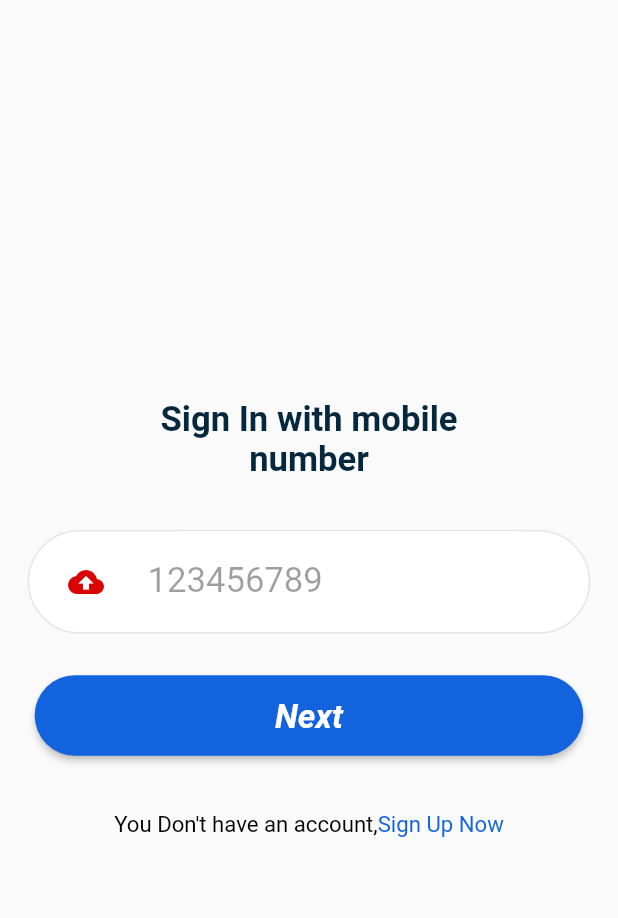
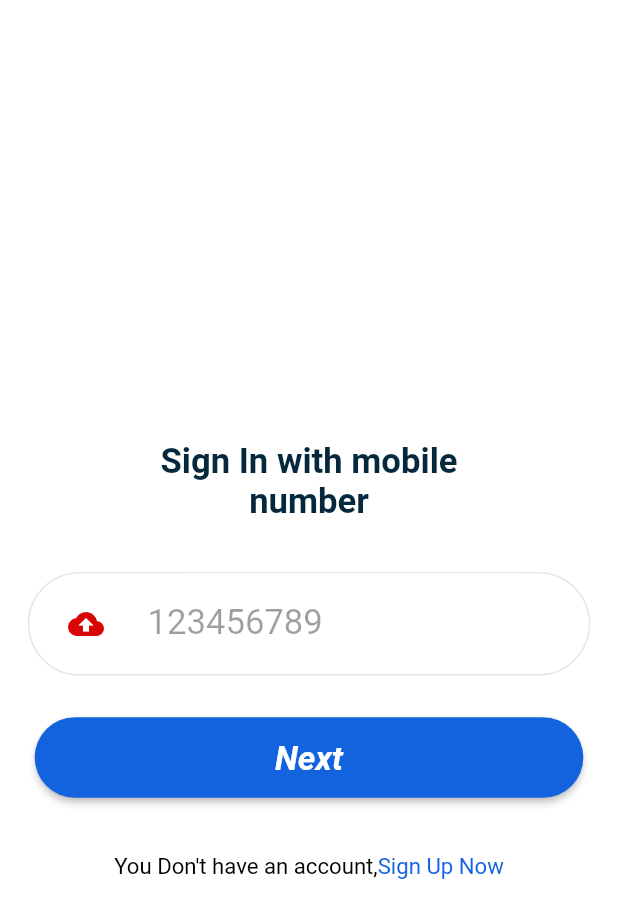
Before and after one commit to fahmyabada/getn-driver, a Flutter app: the screen it shows after launch, on a phone screen of 412 x 824 dp. Shown: the top 918 px of the screen. Run offline on Flutter 3.47's test engine with Material 2 defaults, Android fonts, the phone set to English and light mode, and no system bars; our stand-ins replace bloc, cached_network_image, dartz, dio, dropdown_button2, extended_image and 8 more; network calls fail.

Commit message:
21-9-2022   from work

```diff
--- a/lib/data/utils/widgets.dart
+++ b/lib/data/utils/widgets.dart
@@ -45,13 +45,15 @@ Widget defaultFormField(
       keyboardType: type,
       obscureText: isPassword,
       maxLines: isPassword ? 1 : null,
-      textAlign: !border ? TextAlign.center : TextAlign.start,
+      textAlign: TextAlign.start,
       style: TextStyle(fontSize: textSize.sp),
       // to move next editText
       onEditingComplete: onEditingComplete,
       cursorColor: Colors.black,
       decoration: InputDecoration(
-        contentPadding: !border ? EdgeInsets.symmetric(vertical: 15.r) : null,
+        contentPadding: border
+            ? null
+            : EdgeInsets.symmetric(horizontal: 25.r,vertical: 20.r),
         labelText: label,
         labelStyle: TextStyle(
           fontSize: textSize.sp,
@@ -77,7 +79,7 @@ Widget defaultFormField(
                 borderSide: BorderSide(color: borderColor!),
               )
             : OutlineInputBorder(
-                borderRadius: BorderRadius.circular(15.r),
+                borderRadius: BorderRadius.circular(50.r),
                 borderSide: const BorderSide(color: greyColor),
               ),
         focusedBorder: border
@@ -86,7 +88,7 @@ Widget defaultFormField(
                 borderSide: BorderSide(color: borderColor!),
               )
             : OutlineInputBorder(
-                borderRadius: BorderRadius.circular(15.r),
+                borderRadius: BorderRadius.circular(50.r),
                 borderSide: const BorderSide(color: greyColor),
               ),
         border: border
@@ -95,17 +97,27 @@ Widget defaultFormField(
                 borderSide: BorderSide(color: borderColor!),
               )
             : OutlineInputBorder(
-                borderRadius: BorderRadius.circular(15.r),
+                borderRadius: BorderRadius.circular(50.r),
                 borderSide: const BorderSide(color: greyColor),
               ),
-        focusedErrorBorder: OutlineInputBorder(
-          borderRadius: BorderRadius.circular(50.r),
-          borderSide: BorderSide(color: borderColor!),
-        ),
-        errorBorder: OutlineInputBorder(
-          borderRadius: BorderRadius.circular(50.r),
-          borderSide: BorderSide(color: borderColor),
-        ),
+        focusedErrorBorder: border
+            ? OutlineInputBorder(
+                borderRadius: BorderRadius.circular(50.r),
+                borderSide: BorderSide(color: borderColor!),
+              )
+            : OutlineInputBorder(
+                borderRadius: BorderRadius.circular(50.r),
+                borderSide: const BorderSide(color: redColor),
+              ),
+        errorBorder: border
+            ? OutlineInputBorder(
+                borderRadius: BorderRadius.circular(50.r),
+                borderSide: BorderSide(color: borderColor!),
+              )
+            : OutlineInputBorder(
+                borderRadius: BorderRadius.circular(50.r),
+                borderSide: const BorderSide(color: redColor),
+              ),
         suffixIcon: suffix
             ? IconButton(
                 onPressed: () {
--- a/lib/main.dart
+++ b/lib/main.dart
@@ -3,6 +3,7 @@ import 'dart:io';
 import 'package:flutter/material.dart';
 import 'package:flutter_screenutil/flutter_screenutil.dart';
 import 'package:getn_driver/data/api/Dio_Helper.dart';
+import 'package:getn_driver/data/utils/colors.dart';
 import 'package:getn_driver/presentation/di/injection_container.dart';
 import 'package:getn_driver/presentation/splash/SplashScreen.dart';
 
@@ -35,6 +36,11 @@ class MyApp extends StatelessWidget {
         title: 'GetNDriver',
         theme: ThemeData(
           primarySwatch: Colors.blue,
+          scaffoldBackgroundColor: white,
+          appBarTheme: const AppBarTheme(
+            color: white,
+            elevation: 0.0,
+          ),
         ),
         home:  const SplashScreen(),
       ),
--- a/lib/presentation/auth/signCubit/sign_cubit.dart
+++ b/lib/presentation/auth/cubit/cubit.dart
@@ -8,7 +8,7 @@ import 'package:getn_driver/domain/usecase/signIn/SendOtpUseCase.dart';
 import 'package:getn_driver/presentation/di/injection_container.dart';
 import 'package:meta/meta.dart';
 
-part 'sign_state.dart';
+part 'state.dart';
 
 class SignCubit extends Cubit<SignState> {
   SignCubit() : super(SignInitial());
--- a/lib/presentation/auth/signCubit/sign_state.dart
+++ b/lib/presentation/auth/cubit/state.dart
@@ -1,4 +1,4 @@
-part of 'sign_cubit.dart';
+part of 'cubit.dart';
 
 @immutable
 abstract class SignState {}
--- a/lib/presentation/auth/signIn/SignInScreen.dart
+++ b/lib/presentation/auth/signIn/SignInScreen.dart
@@ -8,10 +8,9 @@ import 'package:getn_driver/data/utils/colors.dart';
 import 'package:getn_driver/data/utils/image_tools.dart';
 import 'package:getn_driver/data/utils/strings.dart';
 import 'package:getn_driver/data/utils/widgets.dart';
+import 'package:getn_driver/presentation/auth/cubit/cubit.dart';
 import 'package:getn_driver/presentation/auth/otp/OtpScreen.dart';
-import 'package:getn_driver/presentation/auth/signCubit/sign_cubit.dart';
-import 'package:getn_driver/presentation/auth/signUp/SignUpScreen.dart';
-import 'package:google_fonts/google_fonts.dart';
+import 'package:getn_driver/presentation/auth/signUpDetails/SignUpDetails.dart';
 
 class SignInScreen extends StatefulWidget {
   const SignInScreen({Key? key}) : super(key: key);
@@ -32,11 +31,11 @@ class _SignInScreenState extends State<SignInScreen> {
         child: BlocConsumer<SignCubit, SignState>(listener: (context, state) {
           if (state is CountriesLoading) {
             if (kDebugMode) {
-              print('*******CountriesLoading');
+              print('SignInScreen*******CountriesLoading');
             }
           } else if (state is CountriesErrorState) {
             if (kDebugMode) {
-              print('*******CountriesErrorState ${state.message}');
+              print('SignInScreen*******CountriesErrorState ${state.message}');
             }
             showToastt(
                 text: state.message,
@@ -45,22 +44,14 @@ class _SignInScreenState extends State<SignInScreen> {
           } else if (state is CountriesSuccessState) {
             if (kDebugMode) {
               print(
-                  '*******CountriesSuccessState${SignCubit.get(context).countries[0].icon!.src} ');
+                  'SignInScreen*******CountriesSuccessState${SignCubit.get(context).countries[0].icon!.src} ');
             }
             dropDownValueCountry = SignCubit.get(context).countries[0];
           } else if (state is SendOtpSuccessState) {
             if (kDebugMode) {
-              print('*******SendOtpSuccessState');
+              print('SignInScreen*******SendOtpSuccessState');
             }
-            if (state.data.otpSend!) {
-              navigateTo(
-                  context,
-                  OtpScreen(
-                    phone: splitPhone2,
-                    countryId: dropDownValueCountry!.id!,
-                  ));
-            }
-           else if (state.data.isAlreadyUser! && state.data.otpSend!) {
+            if (state.data.isAlreadyUser! && state.data.otpSend!) {
               navigateTo(
                   context,
                   OtpScreen(
@@ -84,8 +75,8 @@ class _SignInScreenState extends State<SignInScreen> {
                 context: context);
           }
         }, builder: (context, state) {
-          return SafeArea(
-            child: Scaffold(
+          return Scaffold(
+            appBar: AppBar(),
             body: Column(
               mainAxisAlignment: MainAxisAlignment.center,
               crossAxisAlignment: CrossAxisAlignment.center,
@@ -95,7 +86,7 @@ class _SignInScreenState extends State<SignInScreen> {
                   child: Text(
                     Strings.signIn,
                     textAlign: TextAlign.center,
-                      style: GoogleFonts.roboto(
+                    style: TextStyle(
                         fontSize: 25.sp,
                         fontWeight: FontWeight.bold,
                         color: primaryColor),
@@ -300,14 +291,13 @@ class _SignInScreenState extends State<SignInScreen> {
                       onTap: () {
                         navigateTo(
                             context,
-                              const SignUpScreen());
+                             SignUpDetails());
                       },
                     )
                   ],
                 )
               ],
             ),
-            ),
           );
         }));
   }
--- a/lib/presentation/di/injection_container.dart
+++ b/lib/presentation/di/injection_container.dart
@@ -5,7 +5,7 @@ import 'package:getn_driver/data/repository/signIn/SignInRepositoryImpl.dart';
 import 'package:getn_driver/domain/repository/SignInRepository.dart';
 import 'package:getn_driver/domain/usecase/signIn/GetCountriesUseCase.dart';
 import 'package:getn_driver/domain/usecase/signIn/SendOtpUseCase.dart';
-import 'package:getn_driver/presentation/auth/signCubit/sign_cubit.dart';
+import 'package:getn_driver/presentation/auth/cubit/cubit.dart';
 import 'package:internet_connection_checker/internet_connection_checker.dart';
 import 'package:shared_preferences/shared_preferences.dart';
 
--- a/lib/presentation/onBoarding/OnBoardScreenView.dart
+++ b/lib/presentation/onBoarding/OnBoardScreenView.dart
@@ -52,7 +52,7 @@ class OnBoardScreenView extends StatelessWidget {
                 children: [
                   Text(
                     oi.title!,
-                    style: GoogleFonts.roboto(
+                    style: TextStyle(
                         color: Colors.white,
                         fontSize: 34.sp,
                         fontWeight: FontWeight.bold),
@@ -110,7 +110,7 @@ class OnBoardScreenView extends StatelessWidget {
                               child: Center(
                                 child: Text(
                                   Strings.getStarted.toUpperCase(),
-                                  style: GoogleFonts.roboto(
+                                  style: TextStyle(
                                       color: Colors.white,
                                       fontSize: 20.sp,
                                       fontWeight: FontWeight.bold),
--- a/lib/presentation/splash/SplashScreen.dart
+++ b/lib/presentation/splash/SplashScreen.dart
@@ -36,7 +36,7 @@ class SplashScreen extends StatelessWidget {
                   padding: EdgeInsets.only(left: 40.r, right: 40.r),
                   child: Text(
                     Strings.perfectTaxiBooking,
-                    style: GoogleFonts.roboto(
+                    style: TextStyle(
                         fontSize: 30.sp, color: Colors.white),
                     textAlign: TextAlign.center,
                   ),
```
Also changed, not shown: lib/presentation/auth/otp/OtpScreen.dart (+5 -5 lines), lib/presentation/auth/signUp/SignUpScreen.dart (+39 -33 lines), lib/presentation/auth/signUpDetails/SignUpDetails.dart (added, +211 -0 lines), pubspec.lock. Lines whose indentation alone changed are shown as unchanged.
